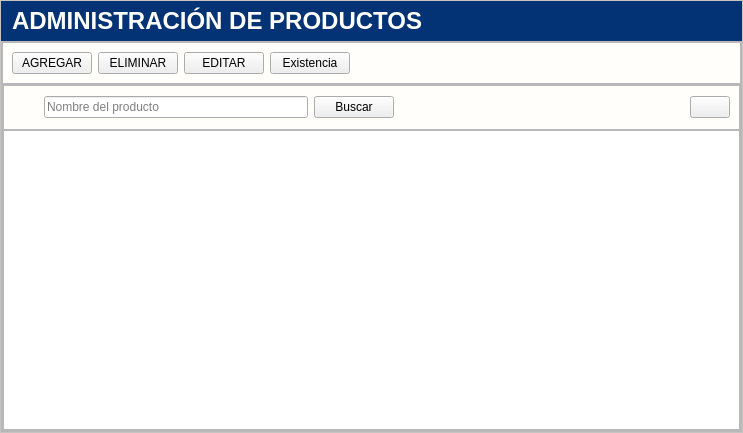
This is app/View/UserInterfaceUi/UI_CONTROL_PRODUCTOS.ui in LAngelVp/software-punto-de-venta as Qt 5 draws it before an edit. The edited form follows.
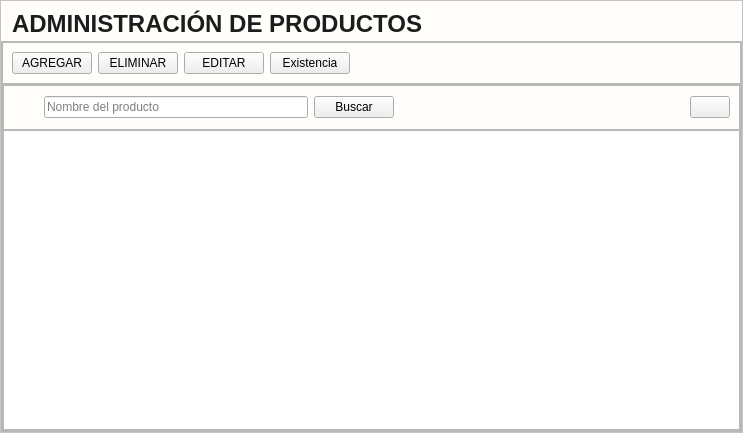
This is the edited form. Icons and pictures are not drawn.

Diff of the .ui file:
```diff
--- a/app/View/UserInterfaceUi/UI_CONTROL_PRODUCTOS.ui
+++ b/app/View/UserInterfaceUi/UI_CONTROL_PRODUCTOS.ui
@@ -21,11 +21,14 @@
 background: #fffefb;
 }
 #etiquetaTitulo_productos{
-background-color: rgb(3, 51, 116);
-color:#fffefb;
+color:#1d1c1c;
+background-color: #fffefb;
 font-size: 24px;
 font-weight: bold;
 padding-left: 5px;
+text-transform: uppercase;
+font-family: &quot;Arial&quot;;
+padding-top: 5px;
 }
 [objectName*=&quot;btn_btn_adminProductos&quot;]{
 height: 25px;
```
